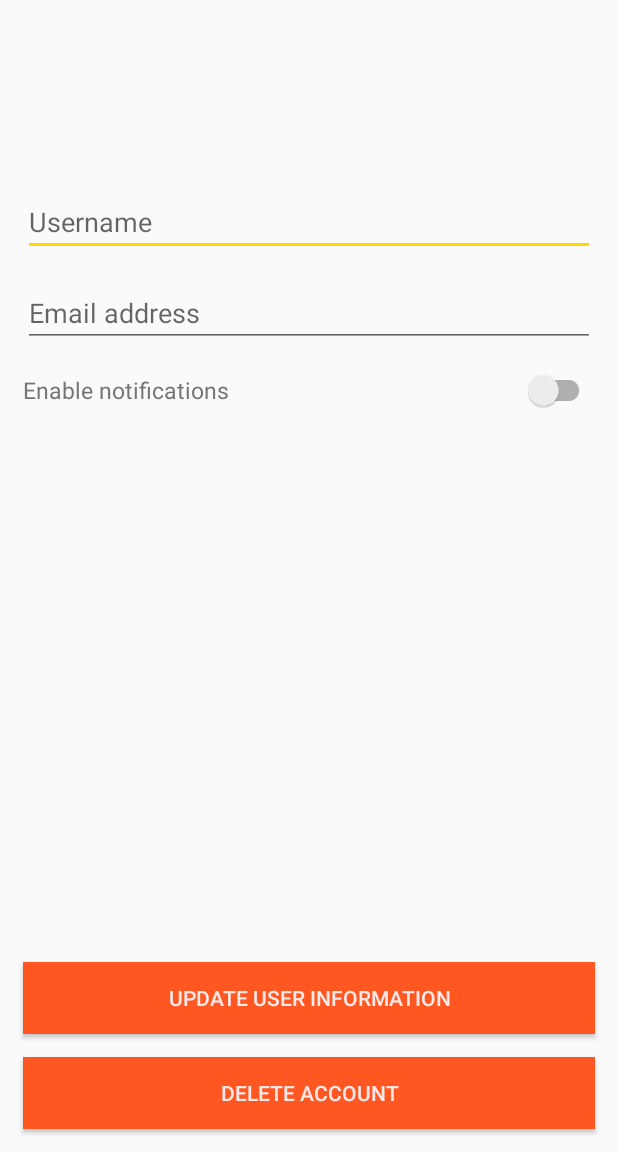
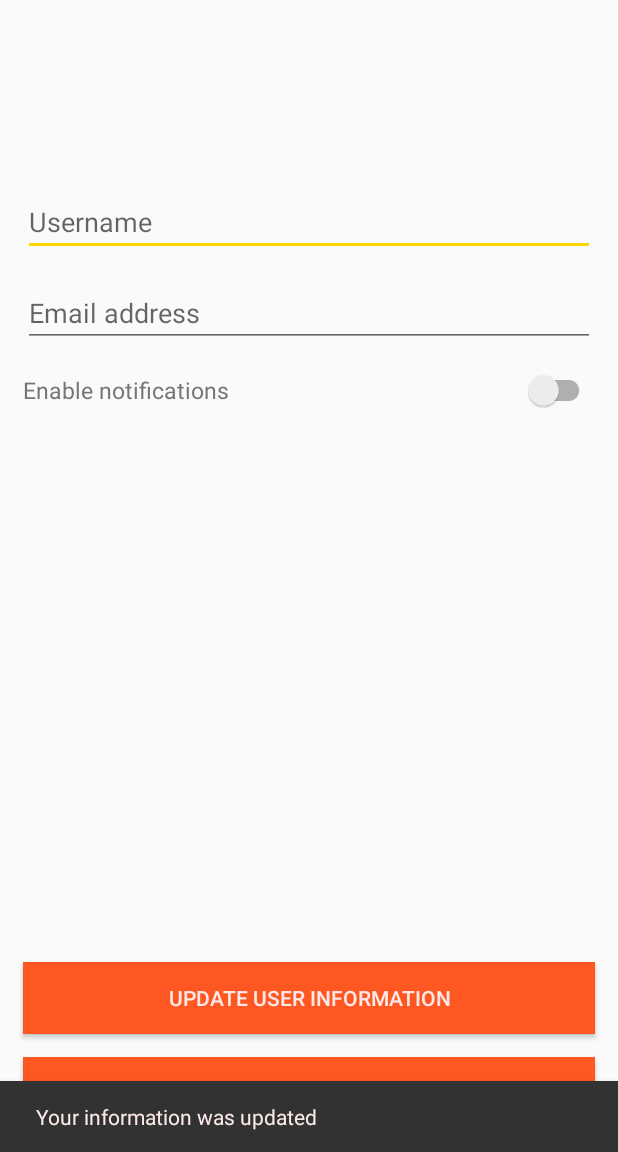
Before and after one commit to GalouM/Go4Lunch, an Android app: the SettingsActivity screen opened directly, with no data from a screen before it, after a tap on "UPDATE USER INFORMATION", on a phone screen of 412 x 824 dp, the part 84-1236 px from its top. Run offline under Robolectric (Android 15) with nearby library versions, the phone set to English and light mode, and no system bars; our stand-ins replace Firebase (no records; nobody signed in at launch, a user with empty details on screens opened directly), data binding; libraries missing offline, so code that uses them is left out: com.firebase.ui, pub.devrel.easypermissions; 1 statement that could not run was skipped; 2 other taps on this screen came first.

Commit message:
clean up

```diff
--- a/Go4Lunch/app/src/main/java/com/galou/go4lunch/settings/NotificationActionListener.java
+++ b/Go4Lunch/app/src/main/java/com/galou/go4lunch/settings/ButtonActionListener.java
@@ -5,6 +5,6 @@ import android.view.View;
 /**
  * Created by galou on 2019-04-25
  */
-public interface NotificationActionListener {
+public interface ButtonActionListener {
     void onClick(View view);
 }
--- a/Go4Lunch/app/src/main/java/com/galou/go4lunch/settings/DeleteAccountActionListener.java
+++ /dev/null
@@ -1,10 +0,0 @@
-package com.galou.go4lunch.settings;
-
-import android.view.View;
-
-/**
- * Created by galou on 2019-04-26
- */
-public interface DeleteAccountActionListener {
-    void onClick(View view);
-}
--- a/Go4Lunch/app/src/main/java/com/galou/go4lunch/settings/SettingsActivity.java
+++ b/Go4Lunch/app/src/main/java/com/galou/go4lunch/settings/SettingsActivity.java
@@ -16,11 +16,10 @@ import android.content.SharedPreferences;
 import android.net.Uri;
 import android.os.Bundle;
 import android.provider.MediaStore;
-import android.view.View;
-import android.widget.CheckBox;
 
 import com.firebase.ui.auth.AuthUI;
 import com.galou.go4lunch.R;
+import com.galou.go4lunch.authentication.AuthenticationActivity;
 import com.galou.go4lunch.databinding.ActivitySettingsBinding;
 import com.galou.go4lunch.util.SnackBarUtil;
 
@@ -42,26 +41,17 @@ public class SettingsActivity extends AppCompatActivity implements SettingsContr
     public static final String KEY_PREF_NOTIFICATION_ENABLE = "notificationEnabled";
     public static final String KEY_PREF = "prefNotification";
 
+    // --------------------
+    // LIFE CYCLE STATE
+    // --------------------
+
     @Override
     protected void onCreate(Bundle savedInstanceState) {
         super.onCreate(savedInstanceState);
-        binding = DataBindingUtil.setContentView(this, R.layout.activity_settings);
-        viewModel = obtainViewModel();
-        getNotificationSettingsFromPreferences();
-        NotificationActionListener notificationActionListener = getNotificationActionListener();
-        UpdateActionListener updateActionListener = getUpdateActionListener();
-        DeleteAccountActionListener deleteAccountActionListener = getDeleteAccountActionListener();
-        UpdatePhotoActionListener updatePhotoActionListener = getUpdatePhotoActionListener();
-        binding.setViewmodel(viewModel);
-        binding.setListenerNotification(notificationActionListener);
-        binding.setListenerUpdate(updateActionListener);
-        binding.setListenerDelete(deleteAccountActionListener);
-        binding.setListenerPhoto(updatePhotoActionListener);
-        binding.setLifecycleOwner(this);
+        this.setBindingAndViewModel();
+        this.getNotificationSettingsFromPreferences();
+        this.createViewModelConnections();
         configureToolbar();
-        setupSnackBar();
-        setupAccountDeleted();
-
         viewModel.onStart();
     }
 
@@ -77,13 +67,8 @@ public class SettingsActivity extends AppCompatActivity implements SettingsContr
         handleResponse(requestCode, resultCode, data);
     }
 
-    private SettingsViewModel obtainViewModel() {
-        return ViewModelProviders.of(this)
-                .get(SettingsViewModel.class);
-    }
-
     // -----------------
-    // CONFIGURATION
+    // CONFIGURATION UI
     // -----------------
 
     private void configureToolbar(){
@@ -94,6 +79,31 @@ public class SettingsActivity extends AppCompatActivity implements SettingsContr
 
     }
 
+    // --------------------
+    // VIEW MODEL CONNECTIONS
+    // --------------------
+
+    private void setBindingAndViewModel() {
+        binding = DataBindingUtil.setContentView(this, R.layout.activity_settings);
+        viewModel = obtainViewModel();
+        binding.setViewmodel(viewModel);
+        binding.setLifecycleOwner(this);
+
+    }
+
+    private void createViewModelConnections() {
+        ButtonActionListener buttonActionListener = getButtonActionListener();
+        binding.setListener(buttonActionListener);
+        setupSnackBar();
+        setupDeleteAccount();
+
+    }
+
+    private SettingsViewModel obtainViewModel() {
+        return ViewModelProviders.of(this)
+                .get(SettingsViewModel.class);
+    }
+
     private void setupSnackBar(){
         viewModel.getSnackBarMessage().observe(this, message -> {
             if(message != null){
@@ -102,38 +112,39 @@ public class SettingsActivity extends AppCompatActivity implements SettingsContr
         });
     }
 
-    private void setupAccountDeleted(){
-        viewModel.getIsAccountDeleted().observe(this, deleted -> deleteAccountAndGoBackToAuth());
+    private void setupDeleteAccount(){
+        viewModel.getDeleteUser().observe(this, deleted -> deleteAccountAndGoBackToAuth());
     }
 
-    private void deleteAccountAndGoBackToAuth() {
-        AuthUI.getInstance()
-                .delete(this)
-                .addOnSuccessListener(this, aVoid -> finish());
-    }
+    //----- LISTENER BUTTON -----
 
-    private NotificationActionListener getNotificationActionListener(){
+    private ButtonActionListener getButtonActionListener(){
         return view -> {
-            viewModel.notificationStateChanged(((SwitchCompat) view).isChecked());
-            saveNotificationSettings(((SwitchCompat) view).isChecked());
+            int id = view.getId();
+            switch (id){
+                case R.id.notification_switch:
+                    viewModel.notificationStateChanged(((SwitchCompat) view).isChecked());
+                    saveNotificationSettings(((SwitchCompat) view).isChecked());
+                    break;
+                case R.id.update_button:
+                    viewModel.updateUserInfo();
+                    break;
+                case R.id.delete_button:
+                    viewModel.deleteUserFromDB();
+                    break;
+                case R.id.photo_user:
+                    chooseImageFromPhone();
+                    break;
+            }
+
         };
     }
 
-    private UpdateActionListener getUpdateActionListener(){
-        return view -> viewModel.updateUserInfo();
-    }
+    // --------------------
+    // PICK PHOTO INTENT
+    // --------------------
 
-    private UpdatePhotoActionListener getUpdatePhotoActionListener(){
-        return new UpdatePhotoActionListener() {
-            @AfterPermissionGranted(RC_IMAGE_PERMS)
-            @Override
-            public void onClick(View view) {
-                chooseImageFromPhone();
-
-            }
-        };
-    }
-
+    @AfterPermissionGranted(RC_IMAGE_PERMS)
     private void chooseImageFromPhone() {
         if(! EasyPermissions.hasPermissions(this, PERMS)){
             EasyPermissions.requestPermissions(
@@ -156,15 +167,19 @@ public class SettingsActivity extends AppCompatActivity implements SettingsContr
 
     }
 
-    private DeleteAccountActionListener getDeleteAccountActionListener(){
-        return view -> viewModel.deleteUserFromDB();
-    }
+    // --------------------
+    // NOTIFICATION SETTINGS
+    // --------------------
 
     private void getNotificationSettingsFromPreferences() {
         preferences = getSharedPreferences(KEY_PREF, Context.MODE_PRIVATE);
         boolean notificationEnabled = preferences.getBoolean(KEY_PREF_NOTIFICATION_ENABLE, true);
         viewModel.isNotificationEnabled.setValue(notificationEnabled);
     }
+
+    // --------------------
+    // ACTIONS FROM VIEW MODEL
+    // --------------------
 
     @Override
     public void saveNotificationSettings(boolean state){
@@ -173,4 +188,14 @@ public class SettingsActivity extends AppCompatActivity implements SettingsContr
         editor.apply();
     }
 
+    @Override
+    public void deleteAccountAndGoBackToAuth() {
+        AuthUI.getInstance()
+                .delete(this)
+                .addOnSuccessListener(this, aVoid -> {
+                    Intent intent = new Intent(this, AuthenticationActivity.class);
+                    startActivity(intent);
+                });
+    }
+
 }
--- a/Go4Lunch/app/src/main/java/com/galou/go4lunch/settings/SettingsContract.java
+++ b/Go4Lunch/app/src/main/java/com/galou/go4lunch/settings/SettingsContract.java
@@ -6,4 +6,5 @@ package com.galou.go4lunch.settings;
 public interface SettingsContract {
 
     void saveNotificationSettings(boolean state);
+    void deleteAccountAndGoBackToAuth();
 }
--- a/Go4Lunch/app/src/main/java/com/galou/go4lunch/settings/SettingsViewModel.java
+++ b/Go4Lunch/app/src/main/java/com/galou/go4lunch/settings/SettingsViewModel.java
@@ -9,10 +9,10 @@ import com.galou.go4lunch.R;
 import com.galou.go4lunch.api.UserHelper;
 import com.galou.go4lunch.base.BaseViewModel;
 import com.galou.go4lunch.models.User;
+import com.google.android.gms.tasks.OnFailureListener;
 import com.google.android.gms.tasks.OnSuccessListener;
 import com.google.firebase.storage.FirebaseStorage;
 import com.google.firebase.storage.StorageReference;
-import com.google.firebase.storage.UploadTask;
 
 import java.util.UUID;
 
@@ -25,17 +25,20 @@ import static com.galou.go4lunch.settings.SuccessOrign.UPDATE_USER;
  */
 public class SettingsViewModel extends BaseViewModel {
 
+    //----- PUBLIC LIVE DATA -----
+
     public final MutableLiveData<String> username = new MutableLiveData<>();
     public final MutableLiveData<String> email = new MutableLiveData<>();
     public final MutableLiveData<String> urlPicture = new MutableLiveData<>();
     public final MutableLiveData<Boolean> isNotificationEnabled = new MutableLiveData<>();
     public final MutableLiveData<Boolean> isLoading = new MutableLiveData<>();
 
-    private final MutableLiveData<Boolean> isAccountDeleted = new MutableLiveData<>();
+    //----- PRIVATE LIVE DATA -----
+    private final MutableLiveData<Object> deleteUser = new MutableLiveData<>();
 
-    //---getters
-    public LiveData<Boolean> getIsAccountDeleted(){
-        return isAccountDeleted;
+    //----- GETTER -----
+    public LiveData<Object> getDeleteUser(){
+        return deleteUser;
     }
 
     private User user;
@@ -46,13 +49,13 @@ public class SettingsViewModel extends BaseViewModel {
                 .addOnFailureListener(this.onFailureListener())
                 .addOnSuccessListener(documentSnapshot -> {
                     user = documentSnapshot.toObject(User.class);
-                    onUserLogged();
+                    configureInfoUser();
                     isLoading.setValue(false);
                 });
 
     }
 
-    private void onUserLogged(){
+    private void configureInfoUser(){
         if (isUserLogged()) {
             username.setValue(user.getUsername());
             email.setValue(user.getEmail());
@@ -101,7 +104,7 @@ public class SettingsViewModel extends BaseViewModel {
                 case DELETE_USER:
                     isLoading.setValue(false);
                     snackBarText.setValue(R.string.deleted_account_message);
-                    isAccountDeleted.setValue(true);
+                    deleteUser.setValue(new Object());
                     break;
                 case UPDATE_PHOTO:
                     isLoading.setValue(false);
@@ -145,4 +148,10 @@ public class SettingsViewModel extends BaseViewModel {
         }).addOnFailureListener(onFailureListener());
 
     }
+
+    @Override
+    public OnFailureListener onFailureListener() {
+        isLoading.setValue(false);
+        return super.onFailureListener();
+    }
 }
--- a/Go4Lunch/app/src/main/java/com/galou/go4lunch/settings/UpdateActionListener.java
+++ /dev/null
@@ -1,10 +0,0 @@
-package com.galou.go4lunch.settings;
-
-import android.view.View;
-
-/**
- * Created by galou on 2019-04-25
- */
-public interface UpdateActionListener {
-    void onClick(View view);
-}
--- a/Go4Lunch/app/src/main/java/com/galou/go4lunch/settings/UpdatePhotoActionListener.java
+++ /dev/null
@@ -1,11 +0,0 @@
-package com.galou.go4lunch.settings;
-
-import android.view.View;
-
-
-/**
- * Created by galou on 2019-04-26
- */
-public interface UpdatePhotoActionListener {
-    void onClick(View view);
-}
--- a/Go4Lunch/app/src/main/res/layout/activity_settings.xml
+++ b/Go4Lunch/app/src/main/res/layout/activity_settings.xml
@@ -9,17 +9,8 @@
             type="com.galou.go4lunch.settings.SettingsViewModel" />
 
         <variable
-            name="listener_notification"
-            type="com.galou.go4lunch.settings.NotificationActionListener" />
-        <variable
-            name="listener_update"
-            type="com.galou.go4lunch.settings.UpdateActionListener" />
-        <variable
-            name="listener_delete"
-            type="com.galou.go4lunch.settings.DeleteAccountActionListener" />
-        <variable
-            name="listener_photo"
-            type="com.galou.go4lunch.settings.UpdatePhotoActionListener" />
+            name="listener"
+            type="com.galou.go4lunch.settings.ButtonActionListener" />
 
     </data>
 
@@ -48,7 +39,7 @@
         app:layout_constraintEnd_toEndOf="parent"
         app:layout_constraintStart_toStartOf="parent"
         app:imageUrl="@{viewmodel.urlPicture}"
-        android:onClick="@{(view) -> listener_photo.onClick(view)}"/>
+        android:onClick="@{(view) -> listener.onClick(view)}"/>
 
     <EditText
         android:id="@+id/username"
@@ -84,11 +75,12 @@
             android:textSize="@dimen/settings_notification_text_size"/>
 
         <androidx.appcompat.widget.SwitchCompat
+            android:id="@+id/notification_switch"
             android:layout_width="0dp"
             android:layout_height="wrap_content"
             android:layout_weight="1"
             android:checked="@{viewmodel.isNotificationEnabled}"
-            android:onClick="@{(view) -> listener_notification.onClick(view)}"/>
+            android:onClick="@{(view) -> listener.onClick(view)}"/>
     </LinearLayout>
 
     <ProgressBar
@@ -101,12 +93,13 @@
         android:visibility="@{viewmodel.isLoading ? View.VISIBLE : View.GONE}"/>
 
     <Button
+        android:id="@+id/update_button"
         android:layout_width="match_parent"
         android:layout_height="wrap_content"
         android:text="@string/settings_update_user_information"
         app:layout_constraintBottom_toTopOf="@id/delete_button"
         android:layout_margin="@dimen/small_margin"
-        android:onClick="@{(view) -> listener_update.onClick(view)}"/>
+        android:onClick="@{(view) -> listener.onClick(view)}"/>
 
     <Button
         android:id="@+id/delete_button"
@@ -115,7 +108,7 @@
         android:text="@string/settings_delete_account"
         app:layout_constraintBottom_toBottomOf="parent"
         android:layout_margin="@dimen/small_margin"
-        android:onClick="@{(view) -> listener_delete.onClick(view)}"/>
+        android:onClick="@{(view) -> listener.onClick(view)}"/>
 
 </androidx.constraintlayout.widget.ConstraintLayout>
 </layout>
```
